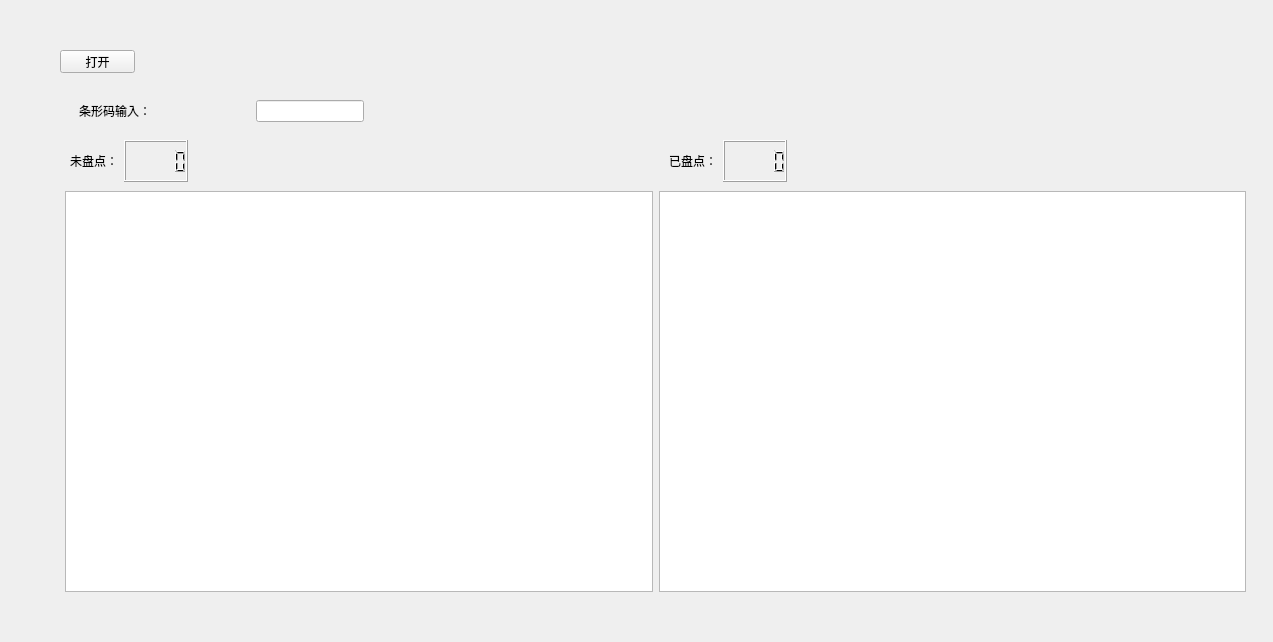
First picture: the form in form.ui, repository kkklu/Asset_Inventory_1, before the edit.
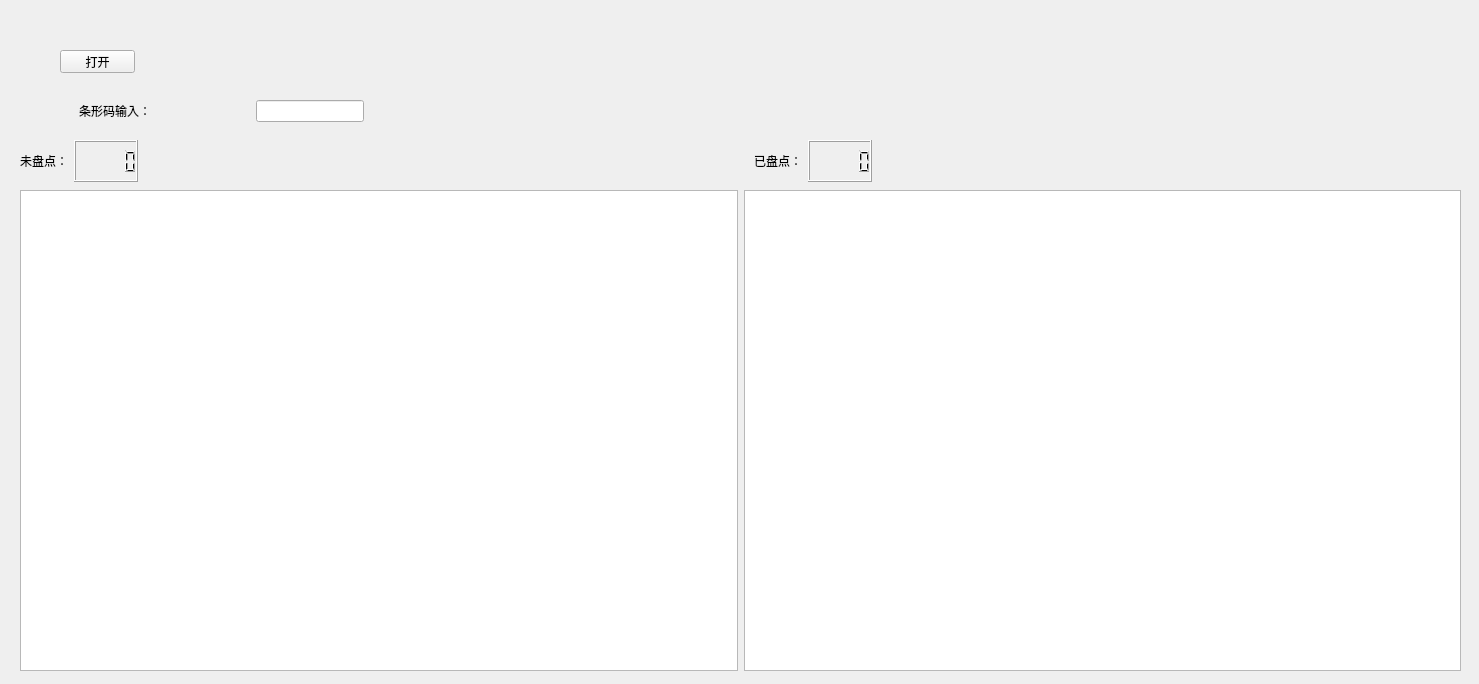
Second picture: the form after the edit. Icons and pictures are not drawn.

Commit message: 隐藏部分列，调整布局

What changed in the file:
```diff
--- a/form.ui
+++ b/form.ui
@@ -6,8 +6,8 @@
    <rect>
     <x>0</x>
     <y>0</y>
-    <width>1273</width>
-    <height>642</height>
+    <width>1479</width>
+    <height>684</height>
    </rect>
   </property>
   <property name="windowTitle">
@@ -120,9 +120,9 @@
   <widget class="QWidget" name="layoutWidget">
    <property name="geometry">
     <rect>
-     <x>70</x>
+     <x>20</x>
      <y>140</y>
-     <width>1171</width>
+     <width>1441</width>
      <height>42</height>
     </rect>
    </property>
@@ -188,22 +188,22 @@
     </item>
    </layout>
   </widget>
-  <widget class="QWidget" name="layoutWidget">
+  <widget class="QWidget" name="">
    <property name="geometry">
     <rect>
-     <x>65</x>
-     <y>191</y>
-     <width>1181</width>
-     <height>401</height>
+     <x>20</x>
+     <y>190</y>
+     <width>1441</width>
+     <height>481</height>
     </rect>
    </property>
-   <layout class="QHBoxLayout" name="horizontalLayout_3">
-    <item>
-     <widget class="QTableWidget" name="tableWidget"/>
-    </item>
-    <item>
+   <layout class="QGridLayout" name="gridLayout">
+    <item row="0" column="2">
      <widget class="QTableWidget" name="tableWidget_2"/>
     </item>
+    <item row="0" column="1">
+     <widget class="QTableWidget" name="tableWidget"/>
+    </item>
    </layout>
   </widget>
  </widget>
```
The commit also changes 4 other files.
